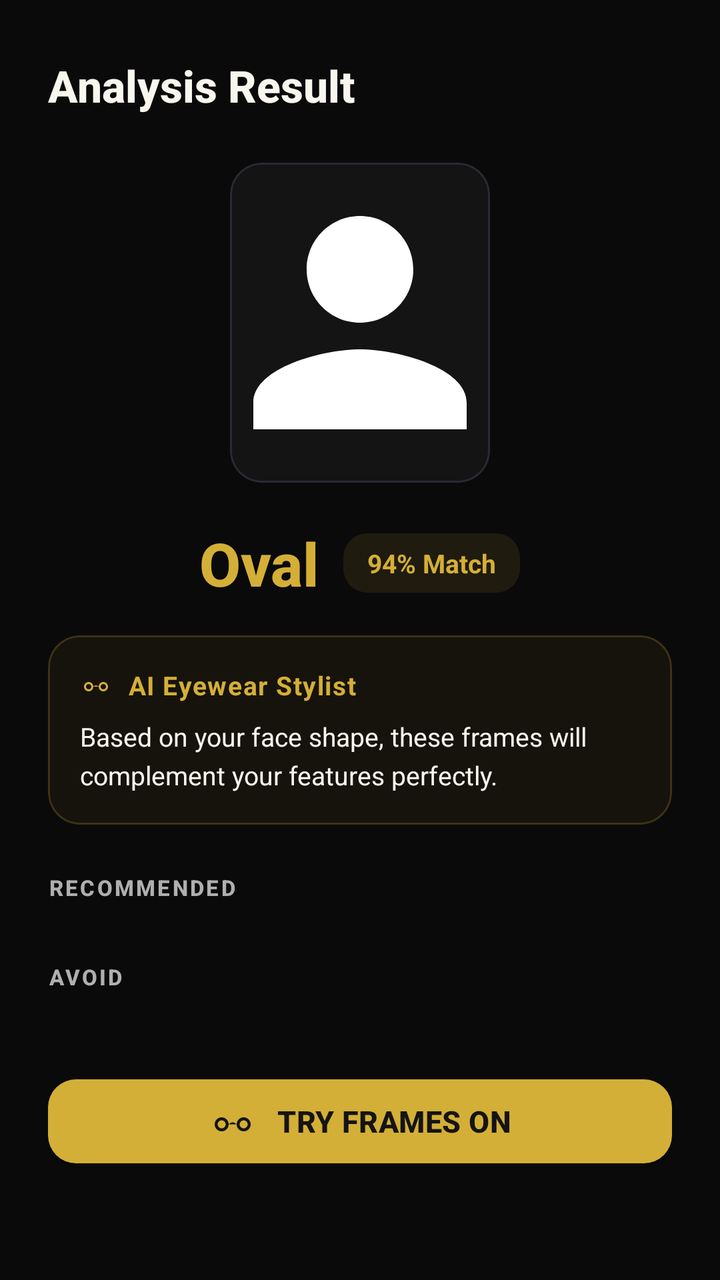
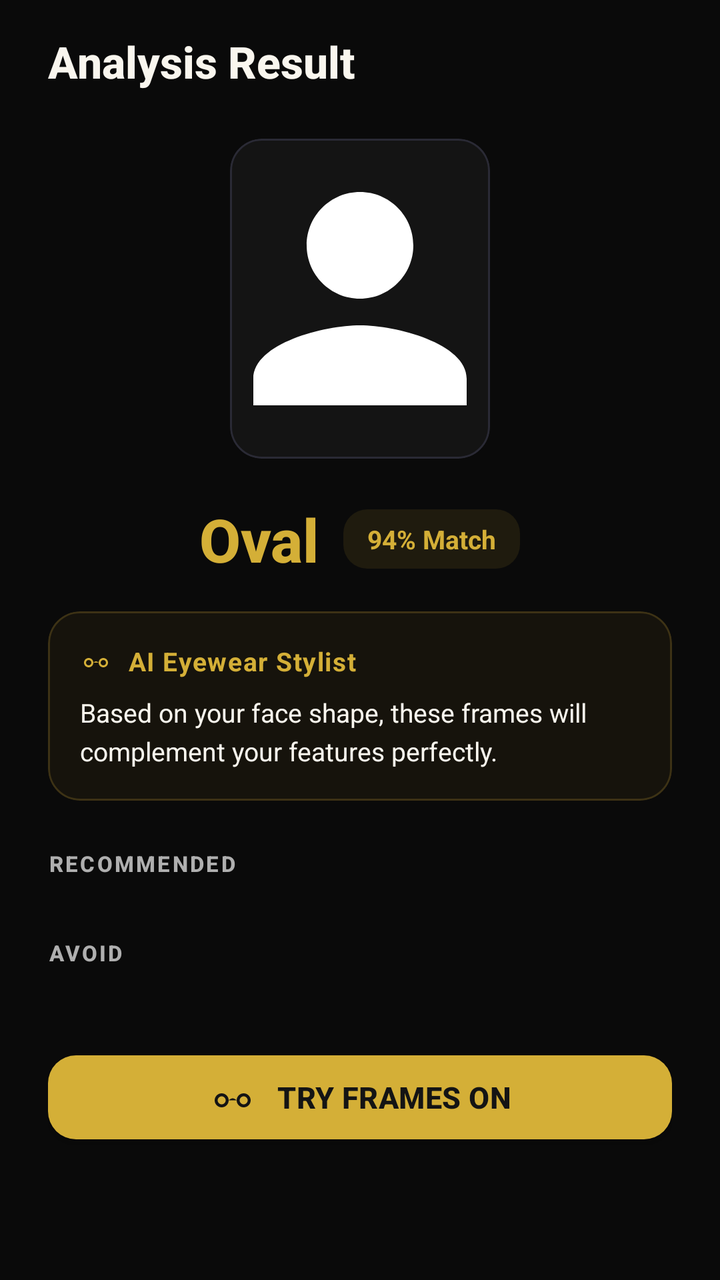

Compare the two renders of this Android layout. The source of the first and the diff that turns it into the second are given below.
<!-- AndroidManifest.xml: application theme Theme.LensMatch -->
<!-- res/layout/fragment_result.xml -->
<?xml version="1.0" encoding="utf-8"?>
<ScrollView xmlns:android="http://schemas.android.com/apk/res/android"
    xmlns:app="http://schemas.android.com/apk/res-auto"
    android:layout_width="match_parent"
    android:layout_height="match_parent"
    android:background="@color/bgPrimary"
    android:fillViewport="true"
    android:scrollbars="none">

    <LinearLayout
        android:layout_width="match_parent"
        android:layout_height="wrap_content"
        android:orientation="vertical"
        android:paddingHorizontal="24dp"
        android:paddingTop="28dp"
        android:paddingBottom="40dp"
        android:gravity="center_horizontal">

        
        <TextView
            android:layout_width="match_parent"
            android:layout_height="wrap_content"
            android:text="Analysis Result"
            android:textColor="@color/textPrimary"
            android:textSize="22sp"
            android:textStyle="bold"
            android:fontFamily="sans-serif-medium"
            android:layout_marginBottom="24dp" />

        
        <com.google.android.material.card.MaterialCardView
            android:layout_width="130dp"
            android:layout_height="160dp"
            app:cardBackgroundColor="@color/bgCard"
            app:cardCornerRadius="16dp"
            app:strokeColor="@color/borderCard"
            app:strokeWidth="1dp"
            app:cardElevation="0dp">

            <ImageView
                android:id="@+id/iv_face_crop"
                android:layout_width="match_parent"
                android:layout_height="match_parent"
                android:scaleType="centerCrop"
                android:src="@drawable/ic_user" />
        </com.google.android.material.card.MaterialCardView>

        
        <LinearLayout
            android:layout_width="wrap_content"
            android:layout_height="wrap_content"
            android:layout_marginTop="20dp"
            android:orientation="horizontal"
            android:gravity="center_vertical">

            <TextView
                android:id="@+id/tv_detected_shape"
                android:layout_width="wrap_content"
                android:layout_height="wrap_content"
                android:text="Oval"
                android:textColor="@color/accentGold"
                android:textSize="30sp"
                android:textStyle="bold"
                android:fontFamily="sans-serif-medium" />

            <TextView
                android:id="@+id/tv_confidence_match"
                android:layout_width="wrap_content"
                android:layout_height="wrap_content"
                android:layout_marginStart="12dp"
                android:background="@drawable/bg_confidence_chip"
                android:paddingHorizontal="12dp"
                android:paddingVertical="6dp"
                android:text="94% Match"
                android:textColor="@color/accentGold"
                android:textSize="13sp"
                android:textStyle="bold" />
        </LinearLayout>

        
        <com.google.android.material.card.MaterialCardView
            android:id="@+id/card_borderline_notice"
            android:layout_width="match_parent"
            android:layout_height="wrap_content"
            android:layout_marginTop="16dp"
            android:visibility="gone"
            app:cardBackgroundColor="#1AFFB300"
            app:cardCornerRadius="14dp"
            app:strokeColor="#66FFB300"
            app:strokeWidth="1dp"
            app:cardElevation="0dp">

            <LinearLayout
                android:layout_width="match_parent"
                android:layout_height="wrap_content"
                android:orientation="horizontal"
                android:padding="14dp"
                android:gravity="center_vertical">

                <ImageView
                    android:layout_width="20dp"
                    android:layout_height="20dp"
                    android:src="@drawable/ic_help"
                    app:tint="#FFB300"
                    android:layout_marginEnd="12dp" />

                <TextView
                    android:id="@+id/tv_borderline_notes"
                    android:layout_width="0dp"
                    android:layout_height="wrap_content"
                    android:layout_weight="1"
                    android:text="Borderline Result: Your facial features sit between Oval and Round."
                    android:textColor="@color/textPrimary"
                    android:textSize="13sp"
                    android:lineSpacingExtra="3dp" />
            </LinearLayout>
        </com.google.android.material.card.MaterialCardView>

        
        <com.google.android.material.card.MaterialCardView
            android:id="@+id/card_ai_description"
            android:layout_width="match_parent"
            android:layout_height="wrap_content"
            android:layout_marginTop="16dp"
            app:cardBackgroundColor="#0FD4AF37"
            app:cardCornerRadius="16dp"
            app:strokeColor="#33D4AF37"
            app:strokeWidth="1dp"
            app:cardElevation="0dp">

            <LinearLayout
                android:layout_width="match_parent"
                android:layout_height="wrap_content"
                android:orientation="vertical"
                android:padding="16dp">

                <LinearLayout
                    android:layout_width="wrap_content"
                    android:layout_height="wrap_content"
                    android:orientation="horizontal"
                    android:gravity="center_vertical"
                    android:layout_marginBottom="8dp">

                    <ImageView
                        android:layout_width="16dp"
                        android:layout_height="16dp"
                        android:src="@drawable/ic_eyeglasses"
                        app:tint="@color/accentGold"
                        android:layout_marginEnd="8dp" />

                    <TextView
                        android:layout_width="wrap_content"
                        android:layout_height="wrap_content"
                        android:text="AI Eyewear Stylist"
                        android:textColor="@color/accentGold"
                        android:textSize="13sp"
                        android:textStyle="bold"
                        android:letterSpacing="0.04" />
                </LinearLayout>

                <TextView
                    android:id="@+id/tv_ai_description"
                    android:layout_width="match_parent"
                    android:layout_height="wrap_content"
                    android:text="Based on your face shape, these frames will complement your features perfectly."
                    android:textColor="@color/textPrimary"
                    android:textSize="13sp"
                    android:lineSpacingExtra="4dp" />
            </LinearLayout>
        </com.google.android.material.card.MaterialCardView>

        
        <TextView
            android:layout_width="match_parent"
            android:layout_height="wrap_content"
            android:layout_marginTop="24dp"
            android:layout_marginBottom="10dp"
            android:text="RECOMMENDED"
            android:textColor="@color/textSecondary"
            android:textSize="11sp"
            android:textStyle="bold"
            android:letterSpacing="0.10"
            android:fontFamily="sans-serif-medium" />

        <com.google.android.material.chip.ChipGroup
            android:id="@+id/chip_group_recommended"
            android:layout_width="match_parent"
            android:layout_height="wrap_content"
            app:chipSpacing="6dp" />

        
        <TextView
            android:layout_width="match_parent"
            android:layout_height="wrap_content"
            android:layout_marginTop="20dp"
            android:layout_marginBottom="10dp"
            android:text="AVOID"
            android:textColor="@color/textSecondary"
            android:textSize="11sp"
            android:textStyle="bold"
            android:letterSpacing="0.10"
            android:fontFamily="sans-serif-medium" />

        <com.google.android.material.chip.ChipGroup
            android:id="@+id/chip_group_avoided"
            android:layout_width="match_parent"
            android:layout_height="wrap_content"
            app:chipSpacing="6dp" />

        
        <com.google.android.material.button.MaterialButton
            android:id="@+id/btn_try_frames_on"
            android:layout_width="match_parent"
            android:layout_height="54dp"
            android:layout_marginTop="28dp"
            android:text="Try Frames On"
            android:textColor="@color/bgCard"
            android:textSize="15sp"
            android:textStyle="bold"
            android:letterSpacing="0.01"
            app:backgroundTint="@color/accentGold"
            app:cornerRadius="14dp"
            app:icon="@drawable/ic_eyeglasses"
            app:iconTint="@color/bgCard"
            app:iconGravity="textStart"
            app:iconPadding="10dp" />

    </LinearLayout>
</ScrollView>
<!-- resources referenced by this layout -->
<resources>
  <color name="accentGold">#D4AF37</color>
  <color name="bgCard">#141414</color>
  <color name="bgPrimary">#0A0A0A</color>
  <color name="borderCard">#2A2A35</color>
  <color name="textPrimary">#F9F6EE</color>
  <color name="textSecondary">#AFAFAF</color>
  <!-- drawable bg_confidence_chip (drawable) -->
  <?xml version="1.0" encoding="utf-8"?>
  <shape xmlns:android="http://schemas.android.com/apk/res/android"
      android:shape="rectangle">
      <solid android:color="#1AD4AF37" />
      <corners android:radius="12dp" />
  </shape>
  <!-- drawable ic_eyeglasses (drawable) -->
  <vector xmlns:android="http://schemas.android.com/apk/res/android"
      android:width="24dp"
      android:height="24dp"
      android:viewportWidth="24"
      android:viewportHeight="24">
    <path
        android:fillColor="#FFFFFFFF"
        android:pathData="M6.5,10C4.57,10 3,11.57 3,13.5C3,15.43 4.57,17 6.5,17C8.43,17 10,15.43 10,13.5C10,11.57 8.43,10 6.5,10ZM6.5,15.5C5.4,15.5 4.5,14.6 4.5,13.5C4.5,12.4 5.4,11.5 6.5,11.5C7.6,11.5 8.5,12.4 8.5,13.5C8.5,14.6 7.6,15.5 6.5,15.5ZM17.5,10C15.57,10 14,11.57 14,13.5C14,15.43 15.57,17 17.5,17C19.43,17 21,15.43 21,13.5C21,11.57 19.43,10 17.5,10ZM17.5,15.5C16.4,15.5 15.5,14.6 15.5,13.5C15.5,12.4 16.4,11.5 17.5,11.5C18.6,11.5 19.5,12.4 19.5,13.5C19.5,14.6 18.6,15.5 17.5,15.5ZM10,13.5C10,13.5 11,12.5 12,12.5C13,12.5 14,13.5 14,13.5"/>
  </vector>
  <!-- drawable ic_help (drawable) -->
  <vector xmlns:android="http://schemas.android.com/apk/res/android"
      android:width="24dp"
      android:height="24dp"
      android:viewportWidth="24"
      android:viewportHeight="24">
    <path
        android:fillColor="#FFFFFFFF"
        android:pathData="M12,2C6.48,2 2,6.48 2,12s4.48,10 10,10 10,-4.48 10,-10S17.52,2 12,2zm1,16h-2v-2h2v2zm1.07,-7.75l-0.9,0.92C12.45,11.9 12,12.5 12,14h-2v-0.5c0,-1.1 0.45,-2.1 1.17,-2.83l1.24,-1.26c0.37,-0.36 0.59,-0.86 0.59,-1.41 0,-1.1 -0.9,-2 -2,-2s-2,0.9 -2,2H7c0,-2.76 2.24,-5 5,-5s5,2.24 5,5c0,1.04 -0.42,1.99 -1.07,2.75z"/>
  </vector>
  <!-- drawable ic_user (drawable) -->
  <vector xmlns:android="http://schemas.android.com/apk/res/android"
      android:width="24dp"
      android:height="24dp"
      android:viewportWidth="24"
      android:viewportHeight="24">
    <path
        android:fillColor="#FFFFFFFF"
        android:pathData="M12,12c2.21,0 4,-1.79 4,-4s-1.79,-4 -4,-4 -4,1.79 -4,4 1.79,4 4,4zm0,2c-2.67,0 -8,1.34 -8,4v2h16v-2c0,-2.66 -5.33,-4 -8,-4z"/>
  </vector>
  <style name="Theme.LensMatch" parent="Theme.MaterialComponents.DayNight.NoActionBar">
      <item name="colorPrimary">@color/accentGold</item>
      <item name="colorPrimaryVariant">@color/accentGold</item>
      <item name="colorOnPrimary">@color/bgCard</item>
      <item name="colorSecondary">@color/accentGold</item>
      <item name="colorSecondaryVariant">@color/accentGold</item>
      <item name="colorOnSecondary">@color/bgCard</item>
      <item name="android:statusBarColor">@color/bgPrimary</item>
      <item name="android:windowBackground">@color/bgPrimary</item>
      <item name="android:textColorPrimary">@color/textPrimary</item>
      <item name="android:textColorSecondary">@color/textSecondary</item>
      <item name="bottomNavigationStyle">@style/Widget.LensMatch.BottomNavigationView</item>
    </style>
  <style name="Widget.LensMatch.BottomNavigationView" parent="Widget.MaterialComponents.BottomNavigationView">
      <item name="backgroundTint">@color/bgCard</item>
      <item name="itemIconTint">@color/bottom_nav_color</item>
      <item name="itemTextColor">@color/bottom_nav_color</item>
      <item name="elevation">8dp</item>
    </style>
</resources>

<!-- the commit's change to res/layout/fragment_result.xml (unified diff, before → after) -->
@@ -12,7 +12,7 @@
         android:layout_height="wrap_content"
         android:orientation="vertical"
         android:paddingHorizontal="24dp"
-        android:paddingTop="28dp"
+        android:paddingTop="16dp"
         android:paddingBottom="40dp"
         android:gravity="center_horizontal">
 
